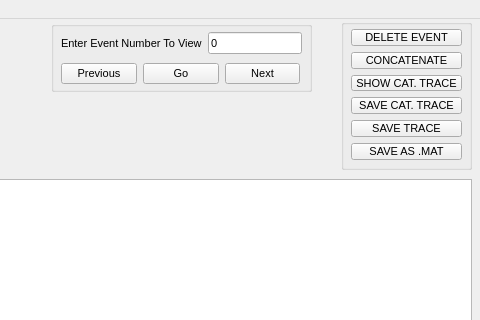
Qt form plotgui.ui (rhenley/Pyth-Ion) before a commit; both pictures show x 649 to 1129 and y 0 to 320 of the 1129 by 757 pixel window.
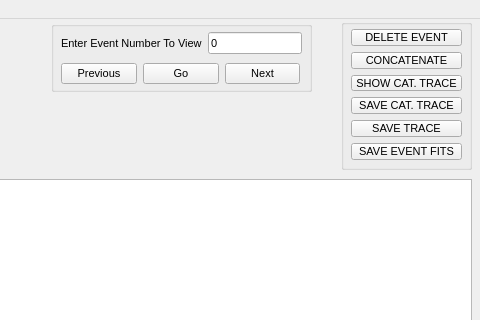
The same form after that commit. Custom widgets are drawn as their Qt base class.

Commit message: Event fits added

```diff
--- a/plotgui.ui
+++ b/plotgui.ui
@@ -1031,7 +1031,7 @@
          </sizepolicy>
         </property>
         <property name="text">
-         <string>SAVE AS .MAT</string>
+         <string>SAVE EVENT FITS</string>
         </property>
        </widget>
       </item>
```
The commit also changes 2 other files.
